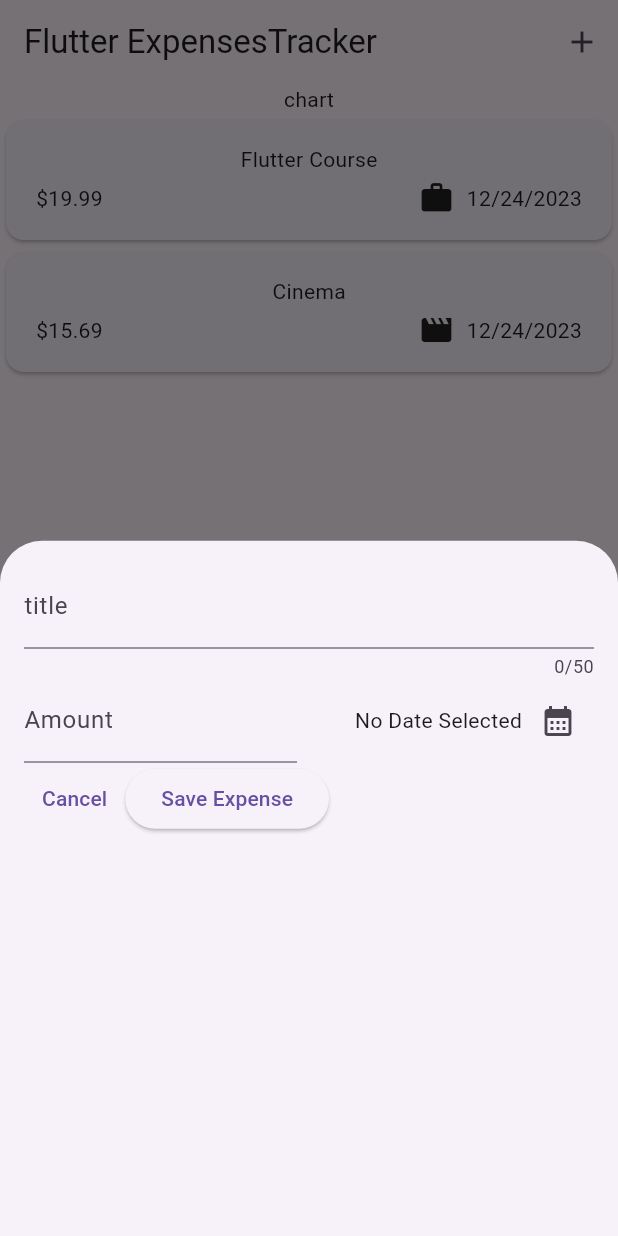
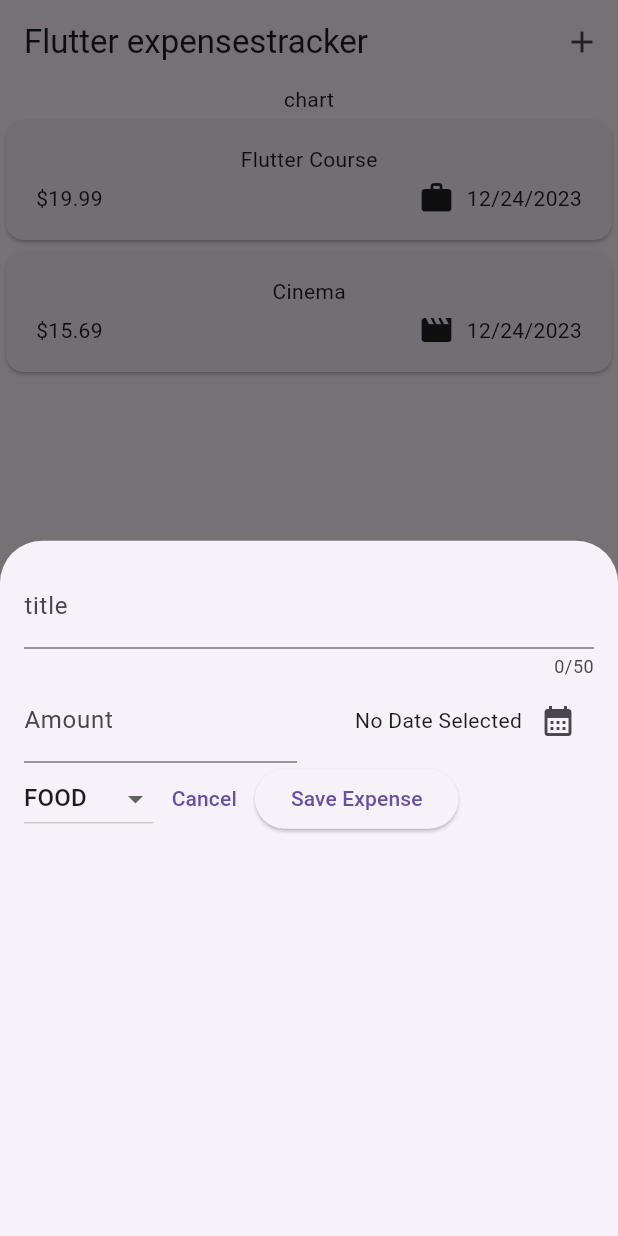
Before and after one commit to yusufdehbi/flutter_expense_tracker, a Flutter app: the screen it shows after launch, after a tap on the "add" icon, on a phone screen of 412 x 824 dp. Run offline on Flutter 3.47's test engine with Material 3 defaults, Android fonts, the phone set to English and light mode, and no system bars.

Commit message:
adding dropdown for expense category

```diff
--- a/lib/widgets/expenses.dart
+++ b/lib/widgets/expenses.dart
@@ -37,7 +37,7 @@ class _ExpensesState extends State<Expenses> {
   Widget build(BuildContext context) {
     return Scaffold(
       appBar: AppBar(
-        title: const Text("Flutter ExpensesTracker"),
+        title: const Text("Flutter expensestracker"),
         actions: [
           IconButton(
             onPressed: _openAddExpenseOverlay,
--- a/lib/widgets/new_expense.dart
+++ b/lib/widgets/new_expense.dart
@@ -14,6 +14,7 @@ class _NewExpenseState extends State<NewExpense> {
   final _titleController = TextEditingController();
   final _amountController = TextEditingController();
   DateTime? _selectedDate;
+  Category _selectedCategory = Category.food;
 
   void _presentDatePicker() async {
     final now = DateTime.now();
@@ -81,6 +82,23 @@ class _NewExpenseState extends State<NewExpense> {
           ),
           Row(
             children: [
+              DropdownButton(
+                value: _selectedCategory,
+                items: Category.values
+                    .map(
+                      (category) => DropdownMenuItem(
+                        value: category,
+                        child: Text(category.name.toUpperCase()),
+                      ),
+                    )
+                    .toList(),
+                onChanged: (value) {
+                  if (value == null) return;
+                  setState(() {
+                    _selectedCategory = value;
+                  });
+                },
+              ),
               TextButton(
                 onPressed: () {
                   Navigator.pop(context);
```
